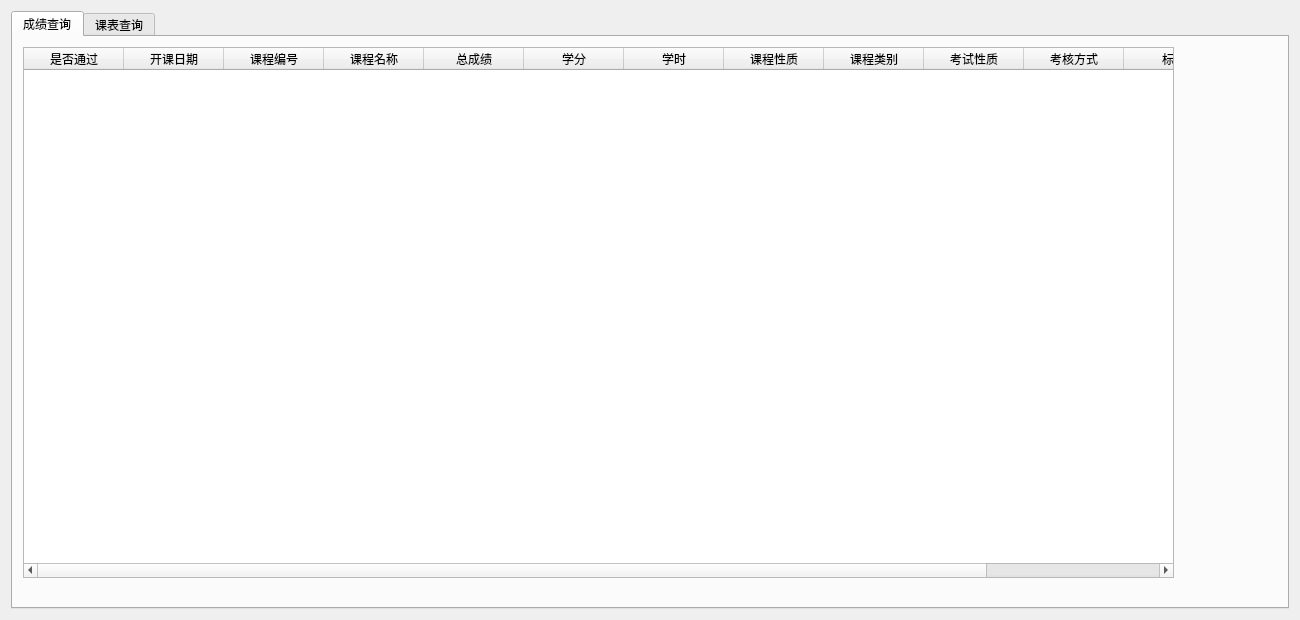
This is day1/form.ui in Mirai233/Jlict-JWXT as Qt 5 draws it before an edit. The edited form follows.
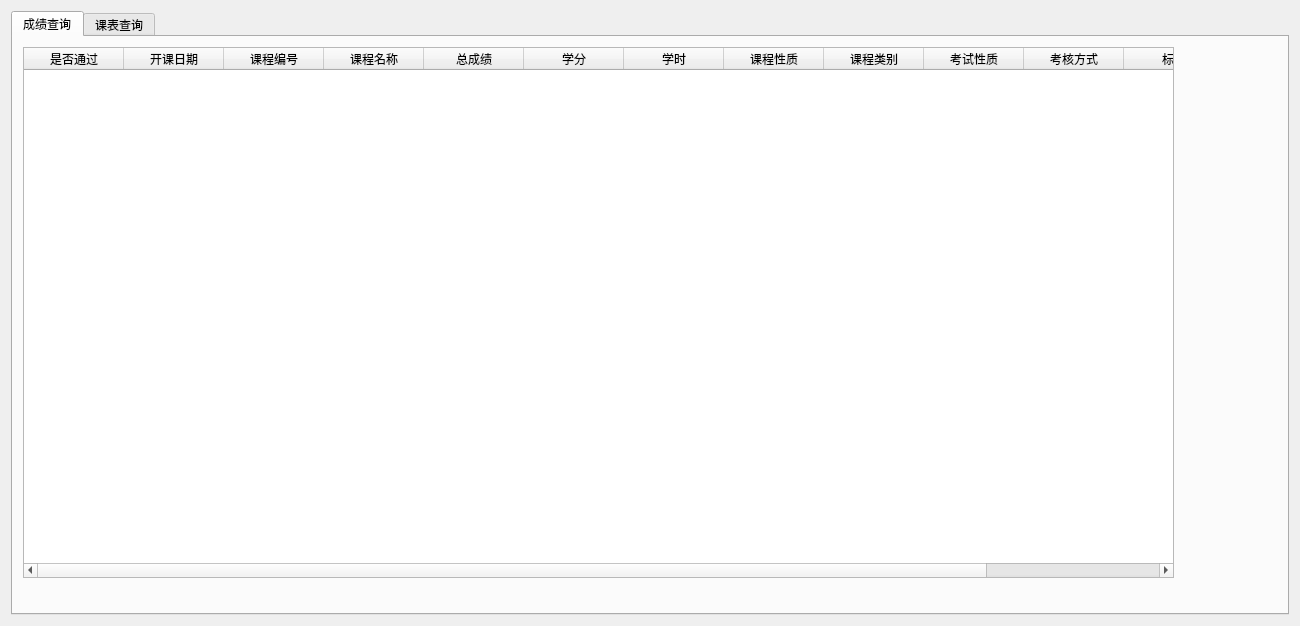
This is the edited form. Icons and pictures are not drawn.

Patch:
```diff
--- a/day1/form.ui
+++ b/day1/form.ui
@@ -7,7 +7,7 @@
     <x>0</x>
     <y>0</y>
     <width>1300</width>
-    <height>620</height>
+    <height>626</height>
    </rect>
   </property>
   <property name="sizePolicy">
```
